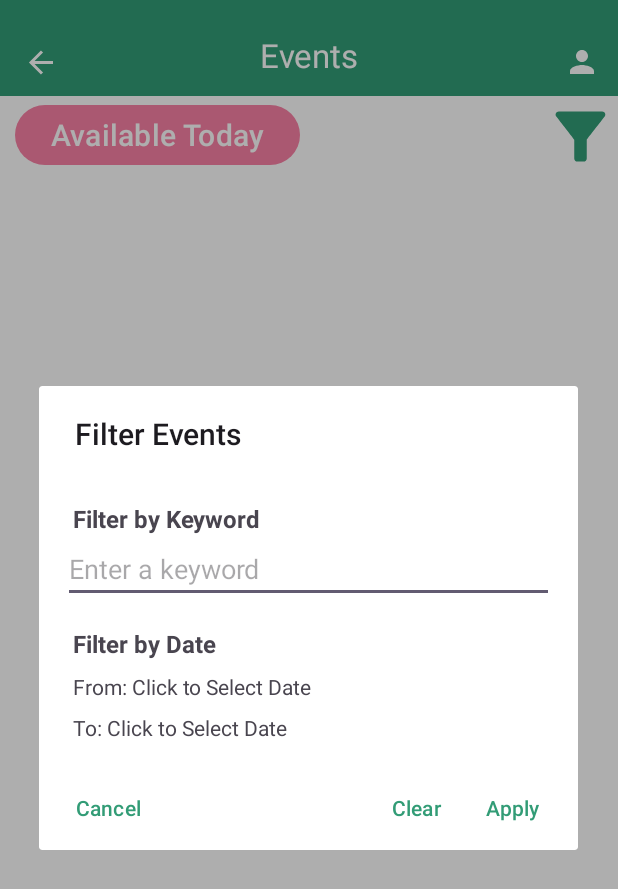
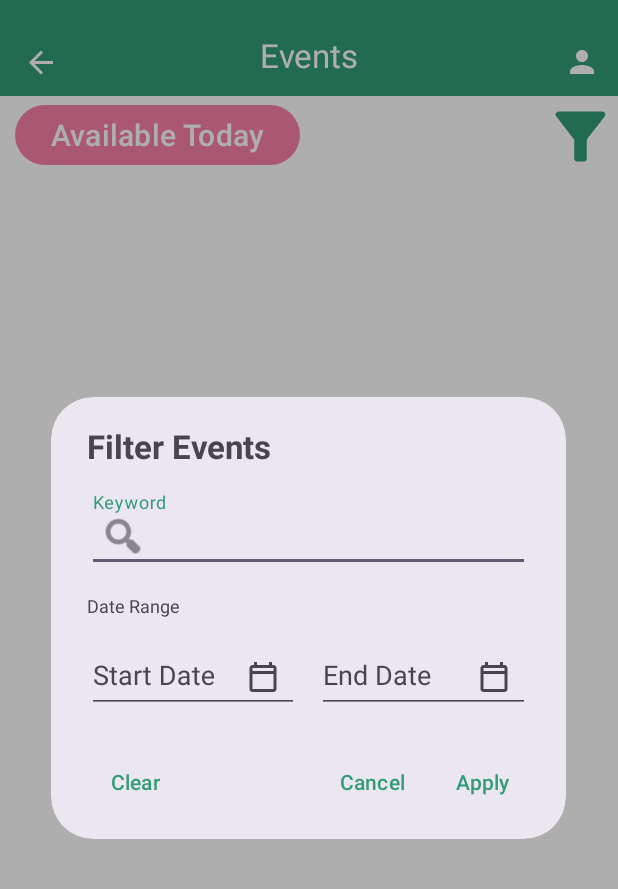
Before and after one commit to CMPUT301F25python/python-events, an Android app: the AvailableEventsFragment screen opened through its navigation route, after a tap on an icon or button, on a phone screen of 412 x 824 dp. Shown: the top 889 px of the screen. Run offline under Robolectric (Android 15) with nearby library versions, the phone set to English and light mode, and no system bars; our stand-ins replace Firebase (no records; nobody signed in at launch, a user with empty details on screens opened directly), navigation-ui; 1 other tap on this screen came first.

Commit message:
git add filter pop up UI overhaul

```diff
--- a/app/src/main/java/com/example/lotteryevent/ui/AvailableEventsFragment.java
+++ b/app/src/main/java/com/example/lotteryevent/ui/AvailableEventsFragment.java
@@ -4,6 +4,7 @@ import android.os.Bundle;
 import android.view.LayoutInflater;
 import android.view.View;
 import android.view.ViewGroup;
+import android.view.ContextThemeWrapper;
 import android.widget.Toast;
 import android.app.DatePickerDialog;
 import android.util.TypedValue;
@@ -29,6 +30,10 @@ import com.example.lotteryevent.repository.IAvailableEventsRepository;
 import com.example.lotteryevent.viewmodels.AvailableEventsViewModel;
 import com.example.lotteryevent.viewmodels.GenericViewModelFactory;
 import com.google.android.material.button.MaterialButton;
+import com.google.android.material.color.MaterialColors;
+import com.google.android.material.dialog.MaterialAlertDialogBuilder;
+import com.google.android.material.textfield.TextInputEditText;
+import com.google.android.material.textfield.TextInputLayout;
 
 import java.util.ArrayList;
 import java.text.DateFormat;
@@ -278,117 +283,158 @@ public class AvailableEventsFragment extends Fragment {
     }
 
     private String formatDay(@Nullable Long ms) {
-        if (ms == null) return "Click to Select Date";
+        if (ms == null) return "";   // important: let the hint show
         DateFormat df = DateFormat.getDateInstance(DateFormat.MEDIUM);
         return df.format(new Date(ms));
     }
 
-    /**
-     * Opens a dialog that lets the user enter a keyword to filter events by name or description.
-     */
+    private int dp(int v) {
+        return (int) TypedValue.applyDimension(
+                TypedValue.COMPLEX_UNIT_DIP, v, getResources().getDisplayMetrics()
+        );
+    }
+
     private void showFilterDialog() {
-        final int pad = (int) TypedValue.applyDimension(
-                TypedValue.COMPLEX_UNIT_DIP, 16, getResources().getDisplayMetrics()
+        // Use a Material themed context so TextInputLayout renders correctly
+        ContextThemeWrapper themed = new ContextThemeWrapper(
+                requireContext(),
+                com.google.android.material.R.style.ThemeOverlay_MaterialComponents_MaterialAlertDialog
         );
 
-        LinearLayout container = new LinearLayout(requireContext());
-        container.setOrientation(LinearLayout.VERTICAL);
-        container.setPadding(pad, pad, pad, pad);
+        LinearLayout root = new LinearLayout(themed);
+        root.setOrientation(LinearLayout.VERTICAL);
+        root.setPadding(dp(24), dp(16), dp(24), dp(8));
 
-        // Keyword
-        TextView keywordHeader = new TextView(requireContext());
-        keywordHeader.setText("Filter by Keyword");
-        keywordHeader.setTextSize(16);
-        keywordHeader.setTypeface(Typeface.DEFAULT_BOLD);
-        keywordHeader.setPadding(10, pad, 0, 0);
-        container.addView(keywordHeader);
+        // ---- Keyword outlined field with search icon ----
+        TextInputLayout keywordLayout = new TextInputLayout(themed);
+        keywordLayout.setBoxBackgroundMode(TextInputLayout.BOX_BACKGROUND_OUTLINE);
+        keywordLayout.setHint("Keyword");
+        keywordLayout.setStartIconDrawable(android.R.drawable.ic_menu_search); // swap if you have your own search icon
+        keywordLayout.setStartIconVisible(true);
 
-        EditText keywordInput = new EditText(requireContext());
-        keywordInput.setHint("Enter a keyword");
+        TextInputEditText keywordInput = new TextInputEditText(themed);
+        keywordInput.setSingleLine(true);
         keywordInput.setText(currentKeyword);
-        container.addView(keywordInput);
+        keywordLayout.addView(keywordInput);
 
-        // Date range
-        TextView dateHeader = new TextView(requireContext());
-        dateHeader.setText("Filter by Date");
-        dateHeader.setTextSize(16);
-        dateHeader.setTypeface(Typeface.DEFAULT_BOLD);
-        dateHeader.setPadding(10, pad, 0, 0);
-        container.addView(dateHeader);
+        root.addView(keywordLayout, new LinearLayout.LayoutParams(
+                ViewGroup.LayoutParams.MATCH_PARENT, ViewGroup.LayoutParams.WRAP_CONTENT
+        ));
+
+        // ---- "Date Range" small label ----
+        TextView label = new TextView(themed);
+        label.setText("Date Range");
+        label.setTextSize(TypedValue.COMPLEX_UNIT_SP, 12);
+        label.setPadding(0, dp(14), 0, 0);
+
+        int onSurfaceVariant = MaterialColors.getColor(root, com.google.android.material.R.attr.colorOnSurfaceVariant);
+        label.setTextColor(onSurfaceVariant);
+
+        root.addView(label);
+
+        // ---- Row of two outlined date fields ----
+        LinearLayout row = new LinearLayout(themed);
+        row.setOrientation(LinearLayout.HORIZONTAL);
+        row.setPadding(0, dp(10), 0, 0);
+
+        LinearLayout.LayoutParams leftLp = new LinearLayout.LayoutParams(0, ViewGroup.LayoutParams.WRAP_CONTENT, 1f);
+        leftLp.setMarginEnd(dp(12));
+        LinearLayout.LayoutParams rightLp = new LinearLayout.LayoutParams(0, ViewGroup.LayoutParams.WRAP_CONTENT, 1f);
+
+        TextInputLayout startLayout = new TextInputLayout(themed);
+        startLayout.setBoxBackgroundMode(TextInputLayout.BOX_BACKGROUND_OUTLINE);
+        startLayout.setHint("Start Date");
+        startLayout.setEndIconMode(TextInputLayout.END_ICON_CUSTOM);
+        startLayout.setEndIconDrawable(R.drawable.calendar_today_24px);
+
+        TextInputEditText startInput = new TextInputEditText(themed);
+        startInput.setFocusable(false);
+        startInput.setClickable(true);
+        startInput.setCursorVisible(false);
+
+        TextInputLayout endLayout = new TextInputLayout(themed);
+        endLayout.setBoxBackgroundMode(TextInputLayout.BOX_BACKGROUND_OUTLINE);
+        endLayout.setHint("End Date");
+        endLayout.setEndIconMode(TextInputLayout.END_ICON_CUSTOM);
+        endLayout.setEndIconDrawable(R.drawable.calendar_today_24px);
+
+        TextInputEditText endInput = new TextInputEditText(themed);
+        endInput.setFocusable(false);
+        endInput.setClickable(true);
+        endInput.setCursorVisible(false);
+
+        startLayout.addView(startInput);
+        endLayout.addView(endInput);
+
+        row.addView(startLayout, leftLp);
+        row.addView(endLayout, rightLp);
+        root.addView(row);
 
         final Long[] tempStart = new Long[]{filterStartDateMs};
         final Long[] tempEnd = new Long[]{filterEndDateMs};
 
-        TextView from = new TextView(requireContext());
-        from.setText("From: " + formatDay(tempStart[0]));
-        from.setPadding(10, pad / 2, 0, 0);
-        from.setOnClickListener(v ->
-                showDayPickerDialog(
-                        tempStart[0],
-                        null,
-                        null,
+        startInput.setText(formatDay(tempStart[0]));
+        endInput.setText(formatDay(tempEnd[0]));
+
+        Runnable openStart = () -> showDayPickerDialog(
+                tempStart[0], null, null,
                 (s, e) -> {
-                            // invalid if user picks a start date after the current end date
                     if (tempEnd[0] != null && s > tempEnd[0]) {
-                                Toast.makeText(
-                                        requireContext(),
-                                        "Start date can’t be after the end date.",
-                                        Toast.LENGTH_SHORT
-                                ).show();
-                                return; // reject selection
+                        Toast.makeText(requireContext(), "Start date can’t be after the end date.", Toast.LENGTH_SHORT).show();
+                        return;
                     }
-
                     tempStart[0] = s;
-                            from.setText("From: " + formatDay(tempStart[0]));
+                    startInput.setText(formatDay(s));
                 }
-                )
         );
 
-        container.addView(from);
+        Runnable openEnd = () -> showDayPickerDialog(
+                tempEnd[0], tempStart[0], null,
+                (s, e) -> {
+                    tempEnd[0] = e; // inclusive end-of-day
+                    endInput.setText(formatDay(e));
+                }
+        );
 
-        TextView to = new TextView(requireContext());
-        to.setText("To: " + formatDay(tempEnd[0]));
-        to.setPadding(10, pad / 2, 0, 0);
-        to.setOnClickListener(v ->
-                showDayPickerDialog(
-                        tempEnd[0],
-                        tempStart[0], // if "From" is set, To cannot be before it
-                        null,
-                        (s, e) -> {
-                            tempEnd[0] = e; // end-of-day (inclusive)
-                            to.setText("To: " + formatDay(tempEnd[0]));
-                        }
-                )
-        );
-        container.addView(to);
+        startInput.setOnClickListener(v -> openStart.run());
+        startLayout.setEndIconOnClickListener(v -> openStart.run());
 
-        final androidx.appcompat.app.AlertDialog dialog =
-                new androidx.appcompat.app.AlertDialog.Builder(requireContext())
-                    .setTitle("Filter Events")
-                    .setView(container)
-                    .setPositiveButton("Apply", null)
-                    .setNegativeButton("Clear", (d, which) -> {
+        endInput.setOnClickListener(v -> openEnd.run());
+        endLayout.setEndIconOnClickListener(v -> openEnd.run());
+
+        // ---- Custom title (bold + bigger + padding) ----
+        TextView titleView = new TextView(themed);
+        titleView.setText("Filter Events");
+        titleView.setTypeface(Typeface.DEFAULT_BOLD);
+        titleView.setTextSize(TypedValue.COMPLEX_UNIT_SP, 22);
+        titleView.setPadding(dp(24), dp(18), dp(24), 0);
+
+        androidx.appcompat.app.AlertDialog dialog = new MaterialAlertDialogBuilder(themed)
+                .setCustomTitle(titleView)
+                .setView(root)
+                .setNegativeButton("Cancel", null)
+                .setNeutralButton("Clear", (d, which) -> {
                     currentKeyword = "";
                     filterStartDateMs = null;
                     filterEndDateMs = null;
                     applyFiltersAndUpdateList();
                     applyLocalFiltersToAdapter();
                 })
-                    .setNeutralButton("Cancel", null)
+                .setPositiveButton("Apply", null)
                 .create();
 
         dialog.setOnShowListener(d -> {
             dialog.getButton(androidx.appcompat.app.AlertDialog.BUTTON_POSITIVE).setOnClickListener(v -> {
-                currentKeyword = keywordInput.getText().toString();
+                currentKeyword = (keywordInput.getText() == null) ? "" : keywordInput.getText().toString();
 
                 Long start = tempStart[0];
                 Long end = tempEnd[0];
 
-                // Until cannot be earlier than From
                 if (start != null && end != null && end < start) {
-                    keywordInput.setError("End date must be on or after the start date.");
+                    endLayout.setError("End date must be on or after the start date.");
                     return;
                 }
+                endLayout.setError(null);
 
                 filterStartDateMs = start;
                 filterEndDateMs = end;
```
Lines whose indentation alone changed are shown as unchanged.
